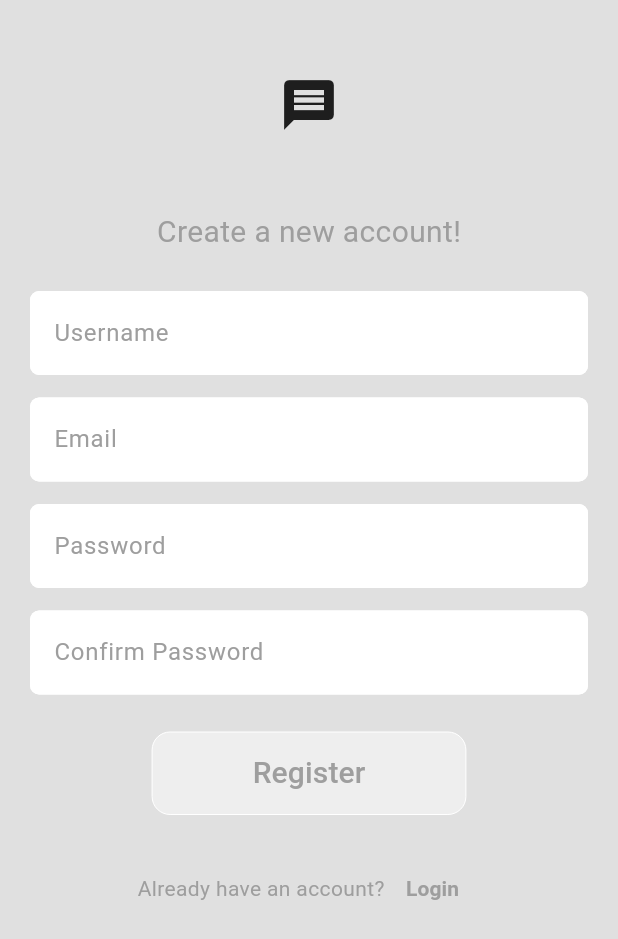
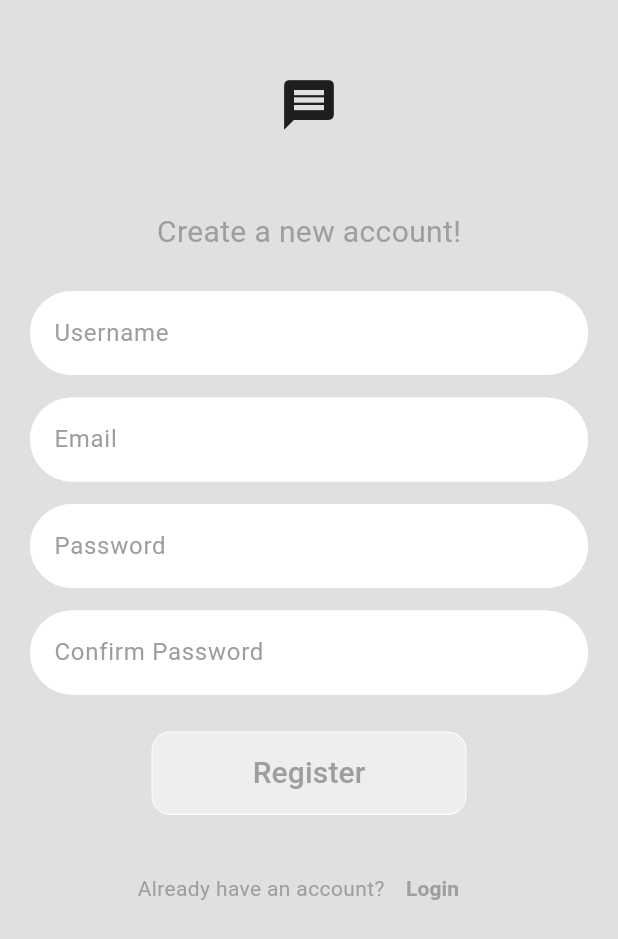
Before and after one commit to abhikatta/quikchat, a Flutter app: the screen it shows after launch, after a tap on "Register Now!", on a phone screen of 412 x 824 dp. Shown: the top 939 px of the screen. Run offline on Flutter 3.47's test engine with Material 3 defaults, Android fonts, the phone set to English and light mode, and no system bars; our stand-ins replace cloud_firestore, firebase_auth, firebase_core; accounts and stored records are empty; network calls fail.

Commit message:
some cool changes

```diff
--- a/lib/components/my_input.dart
+++ b/lib/components/my_input.dart
@@ -25,15 +25,14 @@ class MyInput extends StatelessWidget {
               filled: true,
               fillColor: Theme.of(context).colorScheme.tertiary,
               enabledBorder: OutlineInputBorder(
-                  borderRadius: BorderRadius.all(Radius.circular(6)),
+                  borderRadius: BorderRadius.all(Radius.circular(100)),
                   borderSide: BorderSide(
                     color: Theme.of(context).colorScheme.tertiary,
                   )),
               focusedBorder: OutlineInputBorder(
-                  borderRadius: BorderRadius.all(Radius.circular(6)),
+                  borderRadius: BorderRadius.all(Radius.circular(10)),
                   borderSide: BorderSide(
-                    color: Theme.of(context).colorScheme.secondary,
-                  )),
+                      color: Theme.of(context).colorScheme.primary, width: 3)),
               hintText: hintText,
               hintStyle: TextStyle(
                 color: Theme.of(context).colorScheme.primary,
```
Also changed, not shown: lib/components/user_component.dart (+12 -10 lines), lib/pages/home_page.dart (+5 -3 lines), lib/pages/settings_page.dart (+10 -4 lines).
